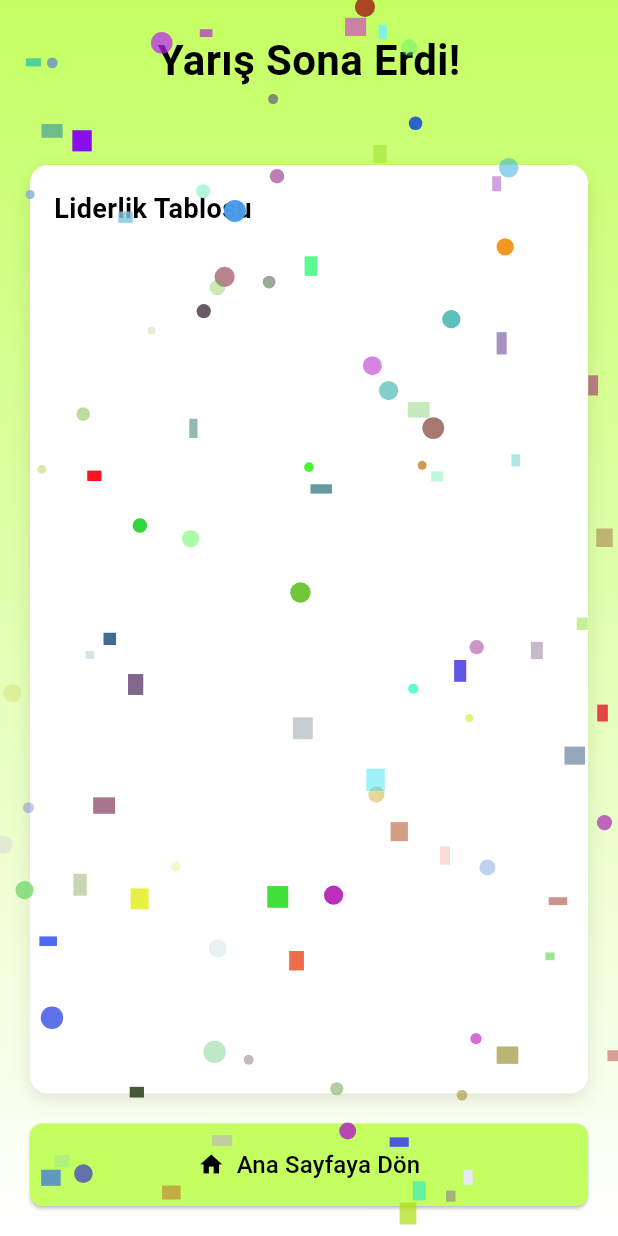
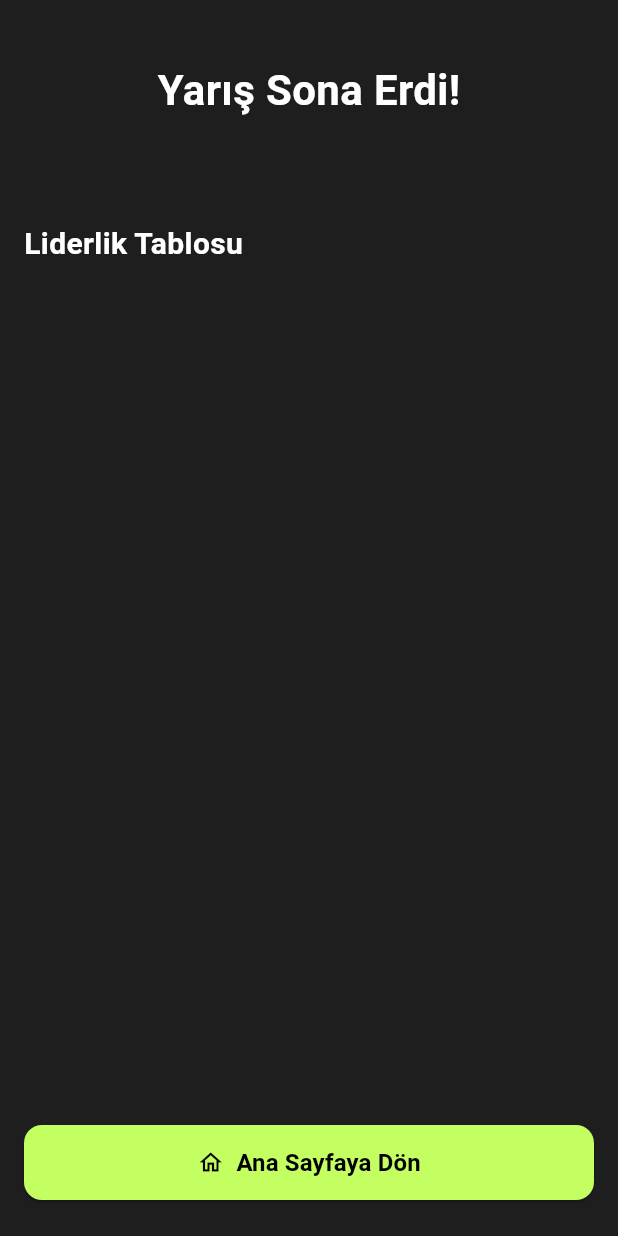
Before and after one commit to ardacelik07/MovliqFlutter, a Flutter app: the FinishRaceScreen screen opened directly with empty values, on a phone screen of 412 x 824 dp. Run offline on Flutter 3.47's test engine with Material 3 defaults, Android fonts, the phone set to English and light mode, and no system bars; our stand-ins replace avatar_glow, fl_chart, flutter_riverpod, flutter_svg, font_awesome_flutter, geolocator and 8 more; missing offline and left inert: signalr_netcore; accounts and stored records are empty; generated files the repository leaves out were written again.

Commit message:
finishracescreenui

```diff
--- a/lib/features/auth/presentation/screens/finish_race_screen.dart
+++ b/lib/features/auth/presentation/screens/finish_race_screen.dart
@@ -21,20 +21,9 @@ class FinishRaceScreen extends ConsumerStatefulWidget {
 }
 
 class _FinishRaceScreenState extends ConsumerState<FinishRaceScreen> {
-  bool _showConfetti = true;
-
   @override
   void initState() {
     super.initState();
-
-    // 5 saniye sonra konfeti efektini kapat
-    Future.delayed(const Duration(seconds: 5), () {
-      if (mounted) {
-        setState(() {
-          _showConfetti = false;
-        });
-      }
-    });
   }
 
   // Mevcut kullanıcıyı tespit eden yardımcı metod
@@ -63,250 +52,157 @@ class _FinishRaceScreenState extends ConsumerState<FinishRaceScreen> {
         return false;
       },
       child: Scaffold(
+        backgroundColor: const Color(0xFF1E1E1E), // Dark background
         body: Stack(
           children: [
             Container(
               width: double.infinity,
               height: double.infinity,
-              decoration: const BoxDecoration(
-                gradient: LinearGradient(
-                  begin: Alignment.topCenter,
-                  end: Alignment.bottomCenter,
-                  colors: [
-                    Color(0xFFC4FF62),
-                    Colors.white,
-                  ],
-                ),
-              ),
+              color: const Color(0xFF1E1E1E), // Dark background
               child: SafeArea(
                 child: Column(
                   children: [
-                    const SizedBox(height: 20),
+                    const SizedBox(height: 40), // Increased top spacing
                     // Başlık
                     const Text(
                       'Yarış Sona Erdi!',
                       style: TextStyle(
-                        fontSize: 28,
+                        fontSize: 28, // Keep size
                         fontWeight: FontWeight.bold,
-                        color: Colors.black,
+                        color: Colors.white, // White text
                       ),
                     ),
-                    const SizedBox(height: 10),
+                    const SizedBox(height: 8), // Adjust spacing
                     // Alt başlık
                     if (currentUser != null)
                       Text(
-                        isWinner
-                            ? 'Tebrikler! Yarışı kazandınız 🎉'
-                            : 'Yarışı ${currentUser.rank}. sırada bitirdiniz.',
-                        style: TextStyle(
+                        // Use the rank in the subtitle as per image
+                        'Yarışı ${currentUser.rank}. sırada bitirdiniz.',
+                        style: const TextStyle(
                           fontSize: 16,
-                          color: isWinner
-                              ? const Color(0xFFC4FF62)
-                              : Colors.black87,
-                          fontWeight:
-                              isWinner ? FontWeight.bold : FontWeight.normal,
+                          color: Colors.grey, // Grey text
                         ),
                       ),
-                    const SizedBox(height: 20),
+                    const SizedBox(height: 30), // Increased spacing
 
-                    // Kullanıcının kendi sonuçları
+                    // Kullanıcının kendi sonuçları - Updated Card
                     if (currentUser != null)
                       Container(
-                        margin: const EdgeInsets.symmetric(horizontal: 20),
-                        padding: const EdgeInsets.all(16),
+                        margin: const EdgeInsets.symmetric(horizontal: 16),
+                        padding: const EdgeInsets.symmetric(
+                            vertical: 20, horizontal: 10),
                         decoration: BoxDecoration(
-                          color: Colors.white,
-                          borderRadius: BorderRadius.circular(12),
-                          boxShadow: [
-                            BoxShadow(
-                              color: Colors.black.withOpacity(0.1),
-                              blurRadius: 10,
-                              offset: const Offset(0, 4),
+                          color: Colors.grey.shade800, // Darker card color
+                          borderRadius: BorderRadius.circular(16),
                         ),
-                          ],
-                        ),
-                        child: Column(
-                          crossAxisAlignment: CrossAxisAlignment.start,
-                          children: [
-                            const Text(
-                              'Sizin Sonucunuz',
-                              style: TextStyle(
-                                fontSize: 18,
-                                fontWeight: FontWeight.bold,
-                                color: Colors.black,
-                              ),
-                            ),
-                            const SizedBox(height: 16),
-                            Row(
+                        child: Row(
+                          // Use Row directly
                           mainAxisAlignment: MainAxisAlignment.spaceAround,
                           children: [
                             _buildResultItem(
-                                  icon: Icons.emoji_events,
+                              icon:
+                                  Icons.emoji_events_outlined, // Outlined icon
                               value: currentUser.rank.toString(),
-                                  label: 'Sıralama',
-                                  color: currentUser.rank == 1
-                                      ? Colors.amber
-                                      : currentUser.rank == 2
-                                          ? Colors.grey
-                                          : currentUser.rank == 3
-                                              ? Colors.brown
-                                              : Colors.black87,
+                              label: 'Sıralama', // Turkish label
+                              iconColor: Colors.amber, // Amber color for rank
                             ),
                             // Indoor yarışta mesafe gösterme
                             if (!widget.isIndoorRace)
                               _buildResultItem(
-                                    icon: Icons.directions_run,
-                                    value:
-                                        currentUser.distance.toStringAsFixed(2),
-                                    label: 'Mesafe (km)',
-                                    color: Colors.blue,
+                                icon: Icons
+                                    .directions_run_outlined, // Outlined icon
+                                value: currentUser.distance.toStringAsFixed(2),
+                                label: 'Mesafe (km)', // Turkish label
+                                iconColor: Colors
+                                    .blueAccent, // Blue color for distance
                               ),
                             _buildResultItem(
-                                  icon: Icons.directions_walk,
+                              icon: Icons
+                                  .directions_walk_outlined, // Outlined icon
                               value: currentUser.steps.toString(),
-                                  label: 'Adım',
-                                  color: Colors.green,
-                                ),
-                              ],
+                              label: 'Adım', // Turkish label
+                              iconColor:
+                                  Colors.greenAccent, // Green color for steps
                             ),
                           ],
                         ),
                       ),
 
-                    const SizedBox(height: 20),
+                    const SizedBox(height: 30), // Increased spacing
 
-                    // Liderlik Tablosu
-                    Expanded(
-                      child: Container(
-                        margin: const EdgeInsets.symmetric(horizontal: 20),
-                        padding: const EdgeInsets.all(16),
-                        decoration: BoxDecoration(
-                          color: Colors.white,
-                          borderRadius: BorderRadius.circular(12),
-                          boxShadow: [
-                            BoxShadow(
-                              color: Colors.black.withOpacity(0.1),
-                              blurRadius: 10,
-                              offset: const Offset(0, 4),
-                            ),
-                          ],
-                        ),
-                        child: Column(
-                          crossAxisAlignment: CrossAxisAlignment.start,
-                          children: [
-                            const Text(
-                              'Liderlik Tablosu',
+                    // Liderlik Tablosu Title
+                    const Padding(
+                      padding: EdgeInsets.symmetric(horizontal: 16.0),
+                      child: Align(
+                        alignment: Alignment.centerLeft,
+                        child: Text(
+                          'Liderlik Tablosu', // Turkish Title
                           style: TextStyle(
-                                fontSize: 18,
+                            fontSize: 20, // Adjusted size
                             fontWeight: FontWeight.bold,
-                                color: Colors.black,
-                              ),
-                            ),
-                            const SizedBox(height: 16),
-                            Expanded(
-                              child: ListView.builder(
-                                itemCount: widget.leaderboard.length,
-                                itemBuilder: (context, index) {
-                                  final user = widget.leaderboard[index];
-                                  final isCurrentUser =
-                                      user.email == widget.myEmail;
-
-                                  return Container(
-                                    margin: const EdgeInsets.only(bottom: 12),
-                                    padding: const EdgeInsets.all(12),
-                                    decoration: BoxDecoration(
-                                      color: isCurrentUser
-                                          ? const Color(0xFFC4FF62)
-                                              .withOpacity(0.2)
-                                          : Colors.grey.withOpacity(0.05),
-                                      borderRadius: BorderRadius.circular(8),
-                                      border: isCurrentUser
-                                          ? Border.all(
-                                              color: const Color(0xFFC4FF62),
-                                              width: 2)
-                                          : null,
-                                    ),
-                                    child: Row(
-                                      children: [
-                                        // Sıralama
-                                        Container(
-                                          width: 32,
-                                          height: 32,
-                                          decoration: BoxDecoration(
-                                            color: user.rank == 1
-                                                ? Colors.amber
-                                                : user.rank == 2
-                                                    ? Colors.grey.shade300
-                                                    : user.rank == 3
-                                                        ? Colors.brown.shade300
-                                                        : Colors.grey.shade100,
-                                            shape: BoxShape.circle,
-                                          ),
-                                          child: Center(
-                                            child: Text(
-                                              '${user.rank}',
-                                              style: TextStyle(
-                                                fontSize: 16,
-                                                fontWeight: FontWeight.bold,
-                                                color: user.rank <= 3
-                                                    ? Colors.white
-                                                    : Colors.black54,
+                            color: Colors.white, // White text
                           ),
                         ),
                       ),
                     ),
-                                        const SizedBox(width: 12),
-                                        // Kullanıcı adı
+                    const SizedBox(height: 15), // Adjusted spacing
+
+                    // Liderlik Tablosu List - Updated List
                     Expanded(
-                                          child: Text(
+                      // Remove outer container styling
+                      child: ListView.builder(
+                        padding: const EdgeInsets.symmetric(
+                            horizontal: 16), // Padding for list
+                        itemCount: widget.leaderboard.length,
+                        itemBuilder: (context, index) {
+                          final user = widget.leaderboard[index];
+                          final isCurrentUser = user.email == widget.myEmail;
+
+                          // Use ParticipantTile style from RaceScreen but adapt for finish screen
+                          return Container(
+                            margin: const EdgeInsets.symmetric(vertical: 6),
+                            padding: const EdgeInsets.symmetric(
+                                vertical: 12.0, horizontal: 16.0),
+                            decoration: BoxDecoration(
+                              // Highlight current user's tile slightly differently
+                              color: isCurrentUser
+                                  ? Colors.grey.shade700
+                                  : Colors.grey.shade800,
+                              borderRadius: BorderRadius.circular(12),
+                              // No special border needed here based on image
+                            ),
+                            child: Row(
+                              children: [
+                                // Rank Badge and Avatar (Similar to RaceScreen's ParticipantTile)
+                                _buildRankAvatar(user),
+                                const SizedBox(width: 16),
+                                Expanded(
+                                  child: Column(
+                                    crossAxisAlignment:
+                                        CrossAxisAlignment.start,
+                                    children: [
+                                      Text(
                                         user.userName,
-                                            style: TextStyle(
+                                        style: const TextStyle(
+                                          fontWeight: FontWeight.bold,
                                           fontSize: 16,
-                                              fontWeight: isCurrentUser
-                                                  ? FontWeight.bold
-                                                  : FontWeight.normal,
+                                          color: Colors.white,
                                         ),
                                       ),
-                                        ),
-                                        // Mesafe (Indoor yarışta gösterme)
-                                        if (!widget.isIndoorRace)
-                                          Container(
-                                            padding: const EdgeInsets.symmetric(
-                                                horizontal: 8, vertical: 4),
-                                            decoration: BoxDecoration(
-                                              color:
-                                                  Colors.blue.withOpacity(0.1),
-                                              borderRadius:
-                                                  BorderRadius.circular(8),
-                                            ),
-                                            child: Text(
-                                              '${user.distance.toStringAsFixed(2)} km',
+                                      const SizedBox(height: 4),
+                                      // Simplified distance/steps text
+                                      Text(
+                                        // Combine distance (if applicable) and steps
+                                        widget.isIndoorRace
+                                            ? '${user.steps} adım'
+                                            : '${user.distance.toStringAsFixed(2)} km   ${user.steps} adım',
                                         style: const TextStyle(
-                                                fontWeight: FontWeight.bold,
                                           fontSize: 14,
-                                                color: Colors.blue,
+                                          color: Colors
+                                              .grey, // Grey text for stats
                                         ),
                                       ),
-                                          ),
-                                        if (!widget.isIndoorRace)
-                                          const SizedBox(width: 8),
-                                        // Adım sayısı
-                                        Container(
-                                          padding: const EdgeInsets.symmetric(
-                                              horizontal: 8, vertical: 4),
-                                          decoration: BoxDecoration(
-                                            color:
-                                                Colors.green.withOpacity(0.1),
-                                            borderRadius:
-                                                BorderRadius.circular(8),
-                                          ),
-                                          child: Text(
-                                            '${user.steps} adım',
-                                            style: const TextStyle(
-                                              fontWeight: FontWeight.bold,
-                                              fontSize: 14,
-                                              color: Colors.green,
-                                            ),
+                                    ],
                                   ),
                                 ),
                               ],
@@ -315,46 +211,37 @@ class _FinishRaceScreenState extends ConsumerState<FinishRaceScreen> {
                         },
                       ),
                     ),
-                          ],
-                        ),
-                      ),
-                    ),
 
-                    // Ana Sayfaya Dön Butonu
+                    // Ana Sayfaya Dön Butonu - Updated Button Style
                     Padding(
-                      padding: const EdgeInsets.all(20),
+                      padding: const EdgeInsets.fromLTRB(
+                          16, 16, 16, 24), // Adjusted padding
                       child: ElevatedButton(
                         onPressed: _navigateToHomePage,
                         style: ElevatedButton.styleFrom(
-                          backgroundColor: const Color(0xFFC4FF62),
-                          foregroundColor: Colors.black,
-                          padding: const EdgeInsets.symmetric(vertical: 16),
+                          backgroundColor:
+                              const Color(0xFFC4FF62), // Light green bg
+                          foregroundColor: Colors.black, // Black text/icon
+                          minimumSize: const Size(
+                              double.infinity, 50), // Full width, fixed height
                           shape: RoundedRectangleBorder(
-                            borderRadius: BorderRadius.circular(8),
+                            borderRadius:
+                                BorderRadius.circular(12), // Rounded corners
                           ),
                         ),
                         child: const Row(
                           mainAxisAlignment: MainAxisAlignment.center,
                           children: [
-                            Icon(Icons.home),
+                            Icon(Icons.home_outlined), // Outlined icon
                             SizedBox(width: 8),
                             Text('Ana Sayfaya Dön',
-                                style: TextStyle(fontSize: 16)),
+                                style: TextStyle(
+                                    fontSize: 16, fontWeight: FontWeight.bold)),
                           ],
                         ),
                       ),
                     )
                   ],
-                ),
-              ),
-            ),
-
-            // Konfeti efekti
-            if (_showConfetti)
-              Positioned.fill(
-                child: IgnorePointer(
-                  child: CustomPaint(
-                    painter: ConfettiPainter(),
                 ),
               ),
             ),
@@ -368,25 +255,99 @@ class _FinishRaceScreenState extends ConsumerState<FinishRaceScreen> {
     required IconData icon,
     required String value,
     required String label,
-    required Color color,
+    required Color iconColor, // Use iconColor for consistency
   }) {
     return Column(
+      mainAxisAlignment: MainAxisAlignment.center,
       children: [
-        Icon(icon, size: 24, color: color),
+        Container(
+          padding: const EdgeInsets.all(12),
+          decoration: BoxDecoration(
+            color: iconColor.withOpacity(0.2),
+            shape: BoxShape.circle,
+          ),
+          child: Icon(icon, size: 28, color: iconColor),
+        ),
         const SizedBox(height: 8),
         Text(
           value,
-          style: TextStyle(
+          style: const TextStyle(
             fontSize: 20,
             fontWeight: FontWeight.bold,
-            color: color,
+            color: Colors.white, // White text for value
           ),
         ),
+        const SizedBox(height: 4),
         Text(
           label,
           style: const TextStyle(
-            fontSize: 14,
-            color: Colors.black54,
+            fontSize: 12,
+            color: Colors.grey, // Grey text for label
+          ),
+        ),
+      ],
+    );
+  }
+
+  Widget _buildRankAvatar(RaceParticipant participant) {
+    Color rankColor;
+    Color rankTextColor = Colors.black87;
+    if (participant.rank == 1) {
+      rankColor = const Color(0xFFFFD700); // Gold
+      rankTextColor = Colors.black;
+    } else if (participant.rank == 2) {
+      rankColor = const Color(0xFFC0C0C0); // Silver
+      rankTextColor = Colors.black;
+    } else if (participant.rank == 3) {
+      rankColor = const Color(0xFFCD7F32); // Bronze
+      rankTextColor = Colors.white;
+    } else {
+      rankColor = Colors.grey.shade600; // Darker grey for others
+    }
+
+    return Stack(
+      alignment: Alignment.center,
+      clipBehavior: Clip.none,
+      children: [
+        CircleAvatar(
+          radius: 25,
+          backgroundColor: Colors.grey.shade700,
+          // TODO: Add profile picture logic here if available
+          // backgroundImage: profilePictureUrl != null
+          //     ? NetworkImage(profilePictureUrl!)
+          //     : null,
+          child: /* profilePictureUrl == null ? */ Text(
+            participant.userName.isNotEmpty
+                ? participant.userName[0].toUpperCase()
+                : '?',
+            style: const TextStyle(
+              fontSize: 22,
+              fontWeight: FontWeight.bold,
+              color: Colors.white,
+            ),
+          ) /* : null */,
+        ),
+        Positioned(
+          top: -4,
+          left: -4,
+          child: Container(
+            width: 22,
+            height: 22,
+            decoration: BoxDecoration(
+              color: rankColor,
+              shape: BoxShape.circle,
+              border: Border.all(color: Colors.grey.shade800, width: 2),
+            ),
+            child: Center(
+              child: Text(
+                participant.rank.toString(),
+                style: TextStyle(
+                  fontSize: 11,
+                  fontWeight: FontWeight.bold,
+                  color: rankTextColor,
+                ),
+              ),
+            ),
           ),
         ),
       ],
@@ -400,49 +361,3 @@ class _FinishRaceScreenState extends ConsumerState<FinishRaceScreen> {
     );
   }
 }
-
-class ConfettiPainter extends CustomPainter {
-  @override
-  void paint(Canvas canvas, Size size) {
-    final random = math.Random();
-    final paint = Paint();
-
-    // 100 konfeti parçası çiz
-    for (int i = 0; i < 100; i++) {
-      // Rastgele renk belirle
-      paint.color = Color.fromRGBO(
-        random.nextInt(255),
-        random.nextInt(255),
-        random.nextInt(255),
-        random.nextDouble() * 0.7 + 0.3,
-      );
-
-      // Rastgele pozisyon ve boyut belirle
-      final x = random.nextDouble() * size.width;
-      final y = random.nextDouble() * size.height;
-      final width = random.nextDouble() * 10 + 5;
-      final height = random.nextDouble() * 10 + 5;
-
-      // Rastgele şekil seç (0: dikdörtgen, 1: daire)
-      final shape = random.nextInt(2);
-
-      if (shape == 0) {
-        // Dikdörtgen çiz
-        canvas.drawRect(
-          Rect.fromLTWH(x, y, width, height),
-          paint,
-        );
-      } else {
-        // Daire çiz
-        canvas.drawCircle(
-          Offset(x, y),
-          width / 2,
-          paint,
-        );
-      }
-    }
-  }
-
-  @override
-  bool shouldRepaint(CustomPainter oldDelegate) => false;
-}
```
Lines whose indentation alone changed are shown as unchanged.
